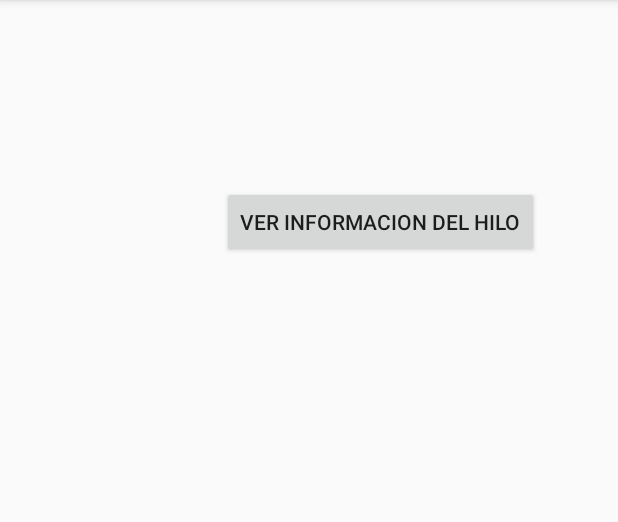
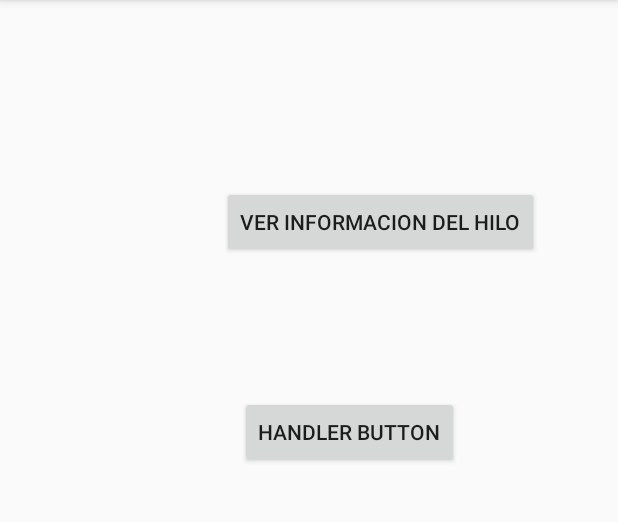
Before and after one commit to ingjuandiegobonilla/comohaceraplicacionesdesde0ejercicios, an Android app: the screen it shows after launch (MainActivity), after a tap on "VER INFORMACION DEL HILO", on a phone screen of 412 x 824 dp, the part 84-606 px from its top. Run offline under Robolectric (Android 15) with nearby library versions, the phone set to English and light mode, and no system bars.

Commit message:
Handler ok

```diff
--- a/app/src/main/java/com/example/aprendiendo/MainActivity.java
+++ b/app/src/main/java/com/example/aprendiendo/MainActivity.java
@@ -3,6 +3,7 @@ package com.example.aprendiendo;
 import androidx.appcompat.app.AppCompatActivity;
 
 import android.os.Bundle;
+import android.os.Handler;
 import android.view.View;
 import android.view.animation.Animation;
 import android.view.animation.AnimationUtils;
@@ -14,6 +15,29 @@ public class MainActivity extends AppCompatActivity implements View.OnClickListe
 
     Button runThread;
     int i;
+    Button startHandler;
+    final Handler handle = new Handler();
+
+    protected void Hilo(){
+        Thread hilo = new Thread(){
+            public void run(){
+                try{
+                    System.out.println("Empieza el conteo");
+                    Thread.sleep(10000);
+                }catch (Exception e){
+                    e.printStackTrace();
+                }
+                handle.post(runnable);
+            }
+        };
+        hilo.start();
+    }
+    final Runnable runnable = new Runnable() {
+        @Override
+        public void run() {
+            Toast.makeText(MainActivity.this,"Estamis en el hilo",Toast.LENGTH_SHORT).show();
+        }
+    };
 
     @Override
     protected void onCreate(Bundle savedInstanceState) {
@@ -37,6 +61,8 @@ public class MainActivity extends AppCompatActivity implements View.OnClickListe
                 }
             }
         }).start();
+        startHandler = findViewById(R.id.start_handler);
+        startHandler.setOnClickListener(this);
 
     }
 
@@ -48,6 +74,10 @@ public class MainActivity extends AppCompatActivity implements View.OnClickListe
                 String valor = String.valueOf(i);
                 Toast.makeText(MainActivity.this, valor, Toast.LENGTH_SHORT).show();
                 break;
+            case R.id.start_handler:
+                Toast.makeText(MainActivity.this,"Iniciaremos el hilo",Toast.LENGTH_SHORT).show();
+                Hilo();
+                break;
             default:
                 break;
         }
--- a/app/src/main/res/layout/activity_main.xml
+++ b/app/src/main/res/layout/activity_main.xml
@@ -16,4 +16,14 @@
         android:text="@string/button_thread"
         app:layout_constraintStart_toStartOf="parent"
         app:layout_constraintTop_toTopOf="parent" />
+
+    <Button
+        android:id="@+id/start_handler"
+        android:layout_width="wrap_content"
+        android:layout_height="wrap_content"
+        android:layout_marginStart="160dp"
+        android:layout_marginTop="264dp"
+        android:text="@string/handler_button"
+        app:layout_constraintStart_toStartOf="parent"
+        app:layout_constraintTop_toTopOf="parent" />
 </androidx.constraintlayout.widget.ConstraintLayout>
--- a/app/src/main/res/values/strings.xml
+++ b/app/src/main/res/values/strings.xml
@@ -1,4 +1,5 @@
 <resources>
     <string name="app_name">Aprendiendo</string>
     <string name="button_thread">Ver informacion del hilo</string>
+    <string name="handler_button">Handler button</string>
 </resources>
```
